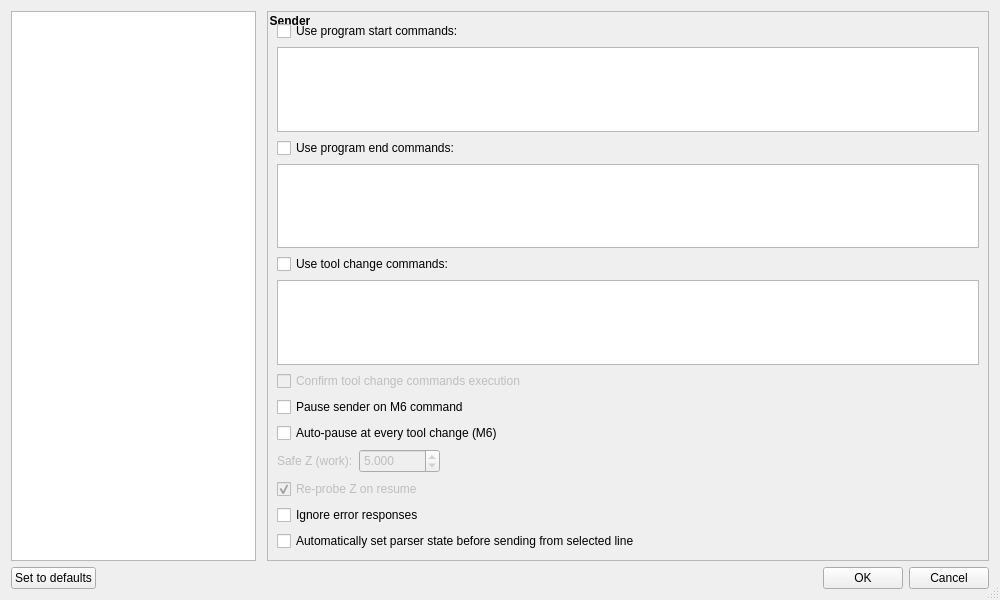
Before: the Qt Designer form src/candle/frmsettings.ui in landenjjung-tech/Candle, drawn with Qt 5.
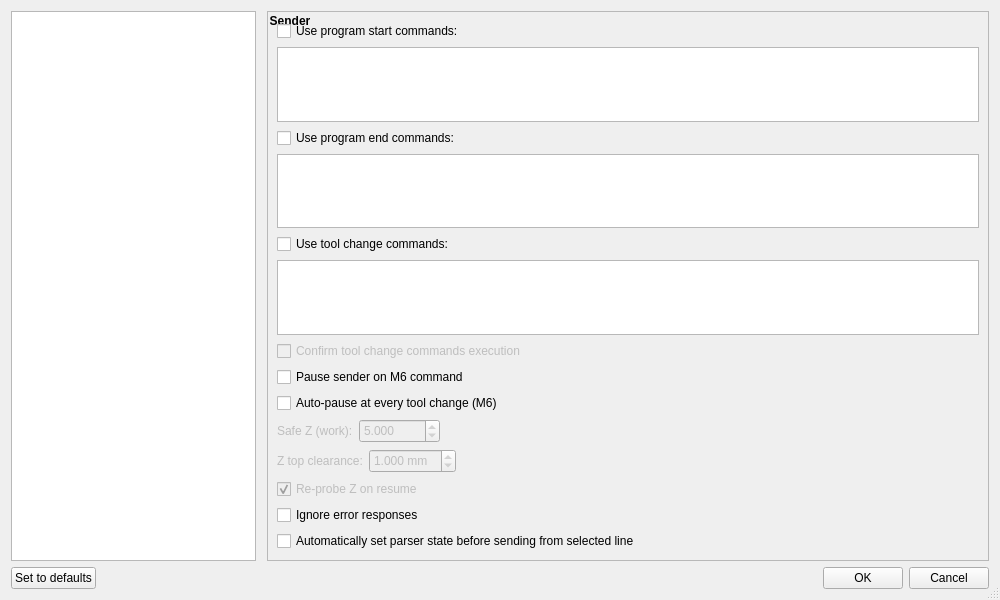
After: the same form once the commit is applied. The open tabs and pages were chosen to show the change. Icons and pictures are not drawn. Custom widgets are drawn as their Qt base class.

Commit message:
Park tool changes at work home, then raise Z to the top of travel.
After the spindle stops, keep the short Safe Z lift, rapid to work X0 Y0, and park just below machine Z0 when homing is known. On resume, probe at the saved work X/Y with a fast stroke long enough to reach the board from that height.

Diff of the .ui file:
```diff
--- a/src/candle/frmsettings.ui
+++ b/src/candle/frmsettings.ui
@@ -947,6 +947,61 @@
                   </item>
                  </layout>
                 </item>
+                <item>
+                 <layout class="QHBoxLayout" name="layoutToolChangeZTopClearance">
+                  <item>
+                   <widget class="QLabel" name="lblToolChangeZTopClearance">
+                    <property name="enabled">
+                     <bool>false</bool>
+                    </property>
+                    <property name="toolTip">
+                     <string>Used only when GRBL homing is enabled ($22=1) and machine Z0 is the top. Park Z is G53 Z0 minus this clearance. When homing is not known, Z goes to G53 Z0.</string>
+                    </property>
+                    <property name="text">
+                     <string>Z top clearance:</string>
+                    </property>
+                   </widget>
+                  </item>
+                  <item>
+                   <widget class="QDoubleSpinBox" name="txtToolChangeZTopClearance">
+                    <property name="enabled">
+                     <bool>false</bool>
+                    </property>
+                    <property name="toolTip">
+                     <string>Used only when GRBL homing is enabled ($22=1) and machine Z0 is the top. Park Z is G53 Z0 minus this clearance. When homing is not known, Z goes to G53 Z0.</string>
+                    </property>
+                    <property name="suffix">
+                     <string> mm</string>
+                    </property>
+                    <property name="decimals">
+                     <number>3</number>
+                    </property>
+                    <property name="minimum">
+                     <double>0.000000000000000</double>
+                    </property>
+                    <property name="maximum">
+                     <double>50.000000000000000</double>
+                    </property>
+                    <property name="value">
+                     <double>1.000000000000000</double>
+                    </property>
+                   </widget>
+                  </item>
+                  <item>
+                   <spacer name="horizontalSpacerToolChangeZTopClearance">
+                    <property name="orientation">
+                     <enum>Qt::Horizontal</enum>
+                    </property>
+                    <property name="sizeHint" stdset="0">
+                     <size>
+                      <width>40</width>
+                      <height>20</height>
+                     </size>
+                    </property>
+                   </spacer>
+                  </item>
+                 </layout>
+                </item>
                 <item>
                  <widget class="QCheckBox" name="chkToolChangeProbeOnResume">
                   <property name="enabled">
```
Left out of the diff: 41 changed lines with no effect on the pictures. The commit also changes 4 other files.
